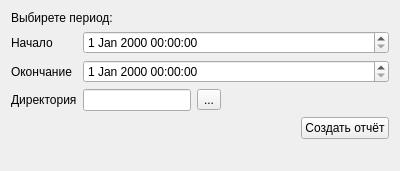
Above: venv/irsDB/pdf.ui from Ilaygor/irsDB before the change. Below: the same form after it.
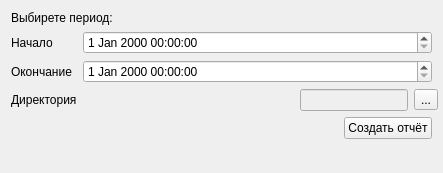
That is the form after the change.

```diff
--- a/venv/irsDB/pdf.ui
+++ b/venv/irsDB/pdf.ui
@@ -6,8 +6,8 @@
    <rect>
     <x>0</x>
     <y>0</y>
-    <width>400</width>
-    <height>171</height>
+    <width>443</width>
+    <height>173</height>
    </rect>
   </property>
   <property name="windowTitle">
@@ -52,11 +52,36 @@
      </item>
      <item row="2" column="1">
       <layout class="QFormLayout" name="formLayout">
+       <property name="labelAlignment">
+        <set>Qt::AlignLeading|Qt::AlignLeft|Qt::AlignVCenter</set>
+       </property>
+       <property name="formAlignment">
+        <set>Qt::AlignRight|Qt::AlignTop|Qt::AlignTrailing</set>
+       </property>
        <item row="0" column="0">
-        <widget class="QLineEdit" name="lineEdit"/>
+        <widget class="QLineEdit" name="adress">
+         <property name="enabled">
+          <bool>false</bool>
+         </property>
+         <property name="sizePolicy">
+          <sizepolicy hsizetype="Expanding" vsizetype="Fixed">
+           <horstretch>0</horstretch>
+           <verstretch>0</verstretch>
+          </sizepolicy>
+         </property>
+        </widget>
        </item>
        <item row="0" column="1">
-        <widget class="QToolButton" name="toolButton">
+        <widget class="QToolButton" name="chooseAdress">
+         <property name="sizePolicy">
+          <sizepolicy hsizetype="Fixed" vsizetype="Fixed">
+           <horstretch>0</horstretch>
+           <verstretch>0</verstretch>
+          </sizepolicy>
+         </property>
+         <property name="layoutDirection">
+          <enum>Qt::LeftToRight</enum>
+         </property>
          <property name="text">
           <string>...</string>
          </property>
```
Left out of the diff: 10 changed lines with no effect on the pictures.
